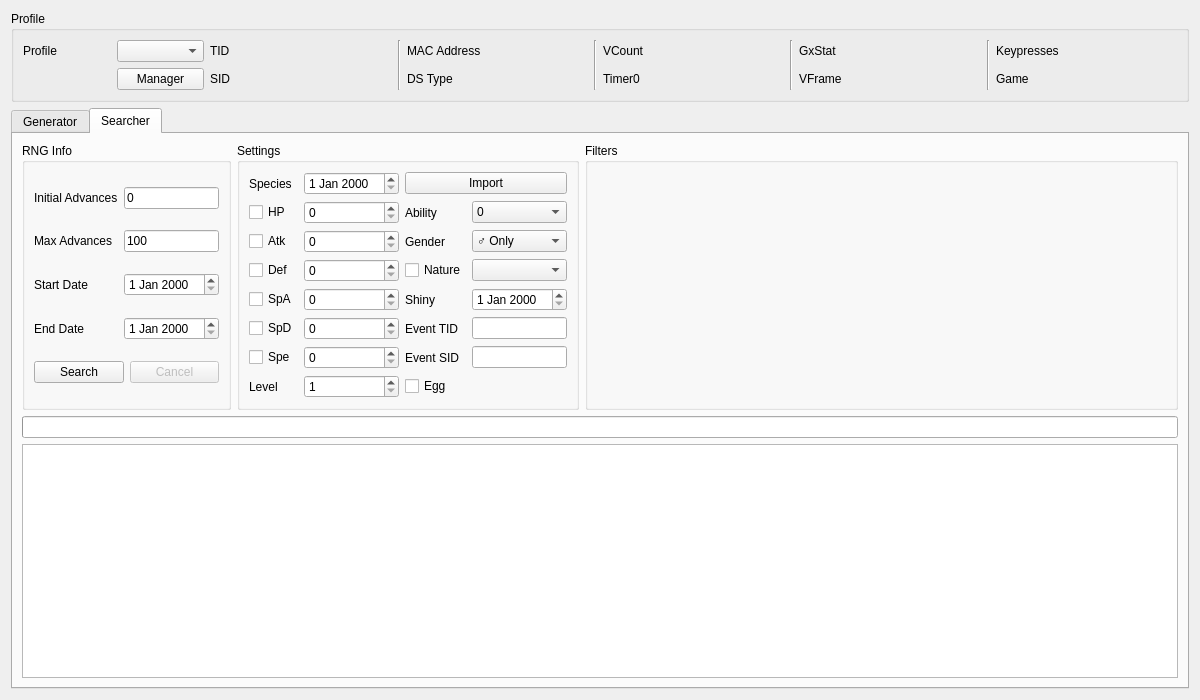
Above: Form/Gen5/Event5.ui from Admiral-Fish/PokeFinder before the change. Below: the same form after it.
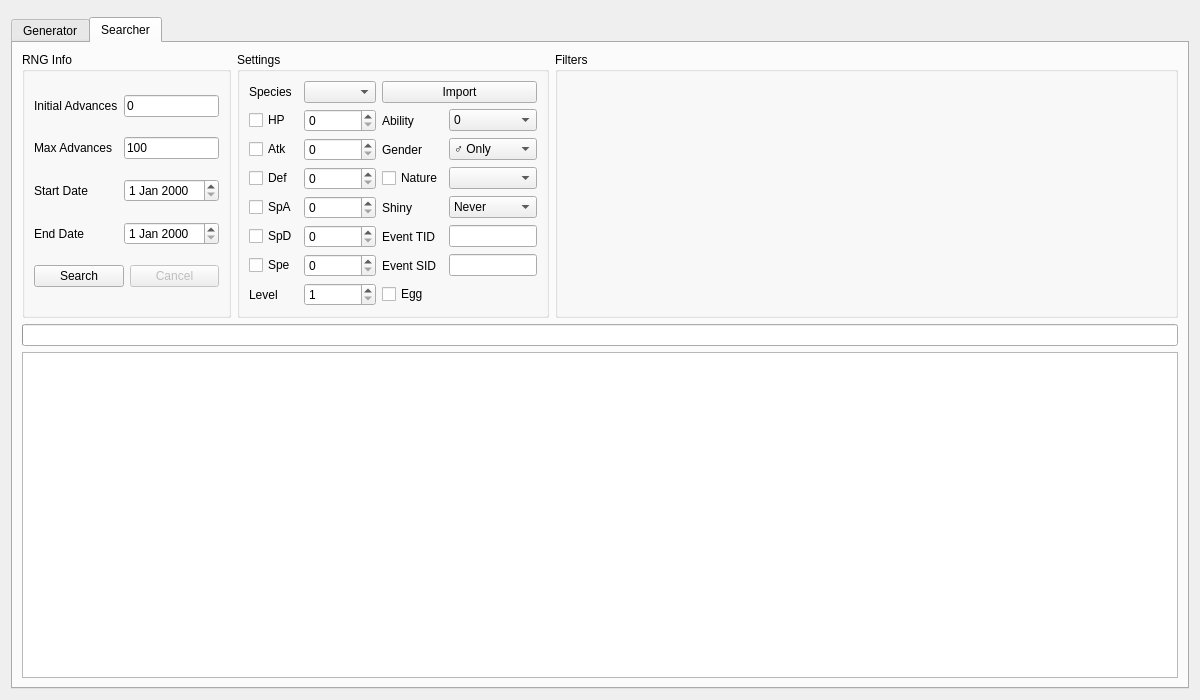
That is the form after the change. The open tabs and pages were chosen to show the change. Custom widgets are drawn as their Qt base class.

Commit message: Refactor profile display

Patch:
```diff
--- a/Form/Gen5/Event5.ui
+++ b/Form/Gen5/Event5.ui
@@ -13,159 +13,9 @@
   <property name="windowTitle">
    <string>Gen 5 Event</string>
   </property>
-  <layout class="QGridLayout" name="gridLayout_7">
+  <layout class="QGridLayout" name="gridLayout">
    <item row="0" column="0">
-    <widget class="QGroupBox" name="groupBoxProfile">
-     <property name="title">
-      <string>Profile</string>
-     </property>
-     <layout class="QGridLayout" name="gridLayout_5">
-      <item row="0" column="0">
-       <widget class="QLabel" name="labelProfile">
-        <property name="text">
-         <string>Profile</string>
-        </property>
-       </widget>
-      </item>
-      <item row="0" column="1">
-       <widget class="QComboBox" name="comboBoxProfiles"/>
-      </item>
-      <item row="1" column="1">
-       <widget class="QPushButton" name="pushButtonProfileManager">
-        <property name="text">
-         <string>Manager</string>
-        </property>
-       </widget>
-      </item>
-      <item row="0" column="2">
-       <widget class="QLabel" name="labelProfileTID">
-        <property name="text">
-         <string>TID</string>
-        </property>
-       </widget>
-      </item>
-      <item row="0" column="3">
-       <widget class="QLabel" name="labelProfileTIDValue"/>
-      </item>
-      <item row="1" column="2">
-       <widget class="QLabel" name="labelProfileSID">
-        <property name="text">
-         <string>SID</string>
-        </property>
-       </widget>
-      </item>
-      <item row="1" column="3">
-       <widget class="QLabel" name="labelProfileSIDValue"/>
-      </item>
-      <item row="0" column="4" rowspan="2">
-       <widget class="Line" name="line_4">
-        <property name="orientation">
-         <enum>Qt::Orientation::Vertical</enum>
-        </property>
-       </widget>
-      </item>
-      <item row="0" column="5">
-       <widget class="QLabel" name="labelProfileMACAddress">
-        <property name="text">
-         <string>MAC Address</string>
-        </property>
-       </widget>
-      </item>
-      <item row="0" column="6">
-       <widget class="QLabel" name="labelProfileMACAddressValue"/>
-      </item>
-      <item row="1" column="5">
-       <widget class="QLabel" name="labelProfileDSType">
-        <property name="text">
-         <string>DS Type</string>
-        </property>
-       </widget>
-      </item>
-      <item row="1" column="6">
-       <widget class="QLabel" name="labelProfileDSTypeValue"/>
-      </item>
-      <item row="0" column="7" rowspan="2">
-       <widget class="Line" name="line_3">
-        <property name="orientation">
-         <enum>Qt::Orientation::Vertical</enum>
-        </property>
-       </widget>
-      </item>
-      <item row="0" column="8">
-       <widget class="QLabel" name="labelProfileVCount">
-        <property name="text">
-         <string>VCount</string>
-        </property>
-       </widget>
-      </item>
-      <item row="0" column="9">
-       <widget class="QLabel" name="labelProfileVCountValue"/>
-      </item>
-      <item row="1" column="8">
-       <widget class="QLabel" name="labelProfileTimer0">
-        <property name="text">
-         <string>Timer0</string>
-        </property>
-       </widget>
-      </item>
-      <item row="1" column="9">
-       <widget class="QLabel" name="labelProfileTimer0Value"/>
-      </item>
-      <item row="0" column="10" rowspan="2">
-       <widget class="Line" name="line_2">
-        <property name="orientation">
-         <enum>Qt::Orientation::Vertical</enum>
-        </property>
-       </widget>
-      </item>
-      <item row="0" column="11">
-       <widget class="QLabel" name="labelProfileGxStat">
-        <property name="text">
-         <string>GxStat</string>
-        </property>
-       </widget>
-      </item>
-      <item row="0" column="12">
-       <widget class="QLabel" name="labelProfileGxStatValue"/>
-      </item>
-      <item row="1" column="11">
-       <widget class="QLabel" name="labelProfileVFrame">
-        <property name="text">
-         <string>VFrame</string>
-        </property>
-       </widget>
-      </item>
-      <item row="1" column="12">
-       <widget class="QLabel" name="labelProfileVFrameValue"/>
-      </item>
-      <item row="0" column="13" rowspan="2">
-       <widget class="Line" name="line">
-        <property name="orientation">
-         <enum>Qt::Orientation::Vertical</enum>
-        </property>
-       </widget>
-      </item>
-      <item row="0" column="14">
-       <widget class="QLabel" name="labelProfileKeypresses">
-        <property name="text">
-         <string>Keypresses</string>
-        </property>
-       </widget>
-      </item>
-      <item row="0" column="15">
-       <widget class="QLabel" name="labelProfileKeypressesValue"/>
-      </item>
-      <item row="1" column="14">
-       <widget class="QLabel" name="labelProfileGame">
-        <property name="text">
-         <string>Game</string>
-        </property>
-       </widget>
-      </item>
-      <item row="1" column="15">
-       <widget class="QLabel" name="labelProfileGameValue"/>
-      </item>
-     </layout>
+    <widget class="ProfileDisplay5" name="profileDisplay" native="true">
     </widget>
    </item>
    <item row="1" column="0">
@@ -186,7 +36,7 @@
          <property name="title">
           <string>RNG Info</string>
          </property>
-         <layout class="QGridLayout" name="gridLayout_6">
+         <layout class="QGridLayout" name="gridLayout_2">
           <item row="0" column="0">
            <widget class="QLabel" name="labelGeneratorSeed">
             <property name="text">
@@ -256,7 +106,7 @@
          <property name="title">
           <string>Settings</string>
          </property>
-         <layout class="QGridLayout" name="gridLayout_8">
+         <layout class="QGridLayout" name="gridLayout_3">
           <item row="0" column="0">
            <widget class="QLabel" name="labelGeneratorSpecies">
             <property name="text">
@@ -509,7 +359,7 @@
          <property name="title">
           <string>Filters</string>
          </property>
-         <layout class="QGridLayout" name="gridLayout">
+         <layout class="QGridLayout" name="gridLayout_4">
           <item row="0" column="0" rowspan="2">
            <widget class="Filter" name="filterGenerator" native="true"/>
           </item>
@@ -525,7 +375,7 @@
       <attribute name="title">
        <string>Searcher</string>
       </attribute>
-      <layout class="QGridLayout" name="gridLayout_3">
+      <layout class="QGridLayout" name="gridLayout_5">
        <item row="0" column="0">
         <widget class="QGroupBox" name="groupBoxSearcherRNGInfo">
          <property name="sizePolicy">
@@ -537,7 +387,7 @@
          <property name="title">
           <string>RNG Info</string>
          </property>
-         <layout class="QGridLayout" name="gridLayout_2">
+         <layout class="QGridLayout" name="gridLayout_6">
           <item row="0" column="0">
            <widget class="QLabel" name="labelSearcherInitialAdvances">
             <property name="text">
@@ -621,7 +471,7 @@
          <property name="title">
           <string>Settings</string>
          </property>
-         <layout class="QGridLayout" name="gridLayout_9">
+         <layout class="QGridLayout" name="gridLayout_7">
           <item row="0" column="0">
            <widget class="QLabel" name="labelSearcherSpecies">
             <property name="text">
@@ -874,7 +724,7 @@
          <property name="title">
           <string>Filters</string>
          </property>
-         <layout class="QGridLayout" name="gridLayout_4">
+         <layout class="QGridLayout" name="gridLayout_8">
           <item row="0" column="0" rowspan="2">
            <widget class="Filter" name="filterSearcher" native="true"/>
           </item>
@@ -903,11 +753,6 @@
    <extends>QLineEdit</extends>
    <header>Form/Controls/TextBox.hpp</header>
   </customwidget>
-  <customwidget>
-   <class>ComboBox</class>
-   <extends>QComboBox</extends>
-   <header>Form/Controls/ComboBox.hpp</header>
-  </customwidget>
   <customwidget>
    <class>TableView</class>
    <extends>QTableView</extends>
@@ -925,11 +770,16 @@
    <header>Form/Controls/TabWidget.hpp</header>
    <container>1</container>
   </customwidget>
+  <customwidget>
+   <class>ProfileDisplay5</class>
+   <extends>QWidget</extends>
+   <header>Form/Gen5/Profile/ProfileDisplay5.hpp</header>
+   <container>1</container>
+  </customwidget>
   <customwidget>
    <class>ComboBox</class>
-   <class>DateEdit</class>
-   <extends>QDateEdit</extends>
-   <header>Form/Controls/DateEdit.hpp</header>
+   <extends>QComboBox</extends>
+   <header>Form/Controls/ComboBox.hpp</header>
   </customwidget>
   <customwidget>
    <class>ComboBoxProxy</class>
```
Left out of the diff: 4 changed lines with no effect on the pictures. The commit also changes 110 other files.
